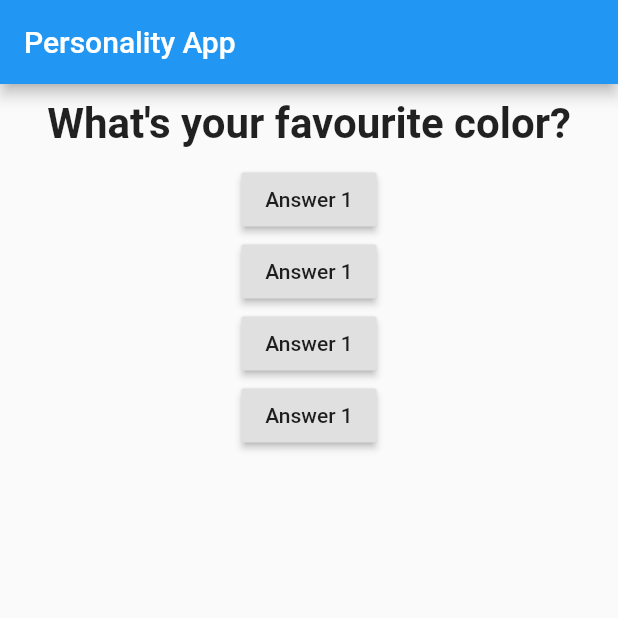
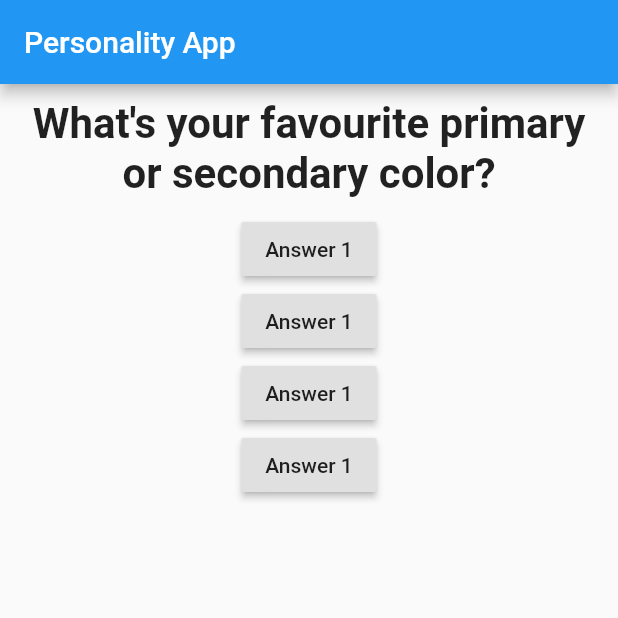
Before and after one commit to ChewxDev/Personality_Quiz_App, a Flutter app: the screen it shows after launch, on a phone screen of 412 x 824 dp, the top half of it. Run offline on Flutter 3.47's test engine with Material 2 defaults, Android fonts, the phone set to English and light mode, and no system bars.

Commit message:
Added the key of the Map to the questions and questionText but it raised an error so I added as String to specify that I want it as String

```diff
--- a/lib/main.dart
+++ b/lib/main.dart
@@ -22,13 +22,31 @@ class _QuizAppState extends State<QuizApp> {
 
   @override
   Widget build(BuildContext context) {
-    List<String> questions = [
-      "What's your favourite color?",
-      "What's your favourite pet?",
-      "Which is your favourite between Android & iPhone?",
-      "Are you a day or night person?",
-      "Are you an introvert or extrovert",
-      "Continental or Local dishes?",
+    var questions = [
+      {
+      "questionText": "What's your favourite primary or secondary color?",
+      "answerText": ["Yellow", "Red", "Blue", "Green", "Orange", "Purple"],
+      },
+      {
+      "questionText": "What's your favourite pet?",
+      "answerText": ["Dog", "Cat", "Bird", "Reptiles", "Rabbits","Others"],
+      },
+      {
+      "questionText": "Which is your favourite Android & iPhone?",
+      "answer": ["iPhone", "Android"],
+      },
+      {
+      "questionText": "Are you a day or night person?",
+      "answerText": ["Day", "Night"],
+      },
+      {
+      "questionText": "Are you an introvert, extrovert or ambivert",
+      "answerText": ["Introvert", "Extrovert", "Ambivert"],
+      },
+      {
+      "questionText": "Which do you prefer Continental or Local dishes?",
+      "answerText": ["Continental", "Local"],
+      },
     ];
 
     return MaterialApp(
@@ -39,7 +57,7 @@ class _QuizAppState extends State<QuizApp> {
         body: Column(
           children: [
             Questions(
-              questions[_questionIndex],
+              questions[_questionIndex]['questionText'] as String,
             ),
             Answers(_answersMain),
             Answers(_answersMain),
```
